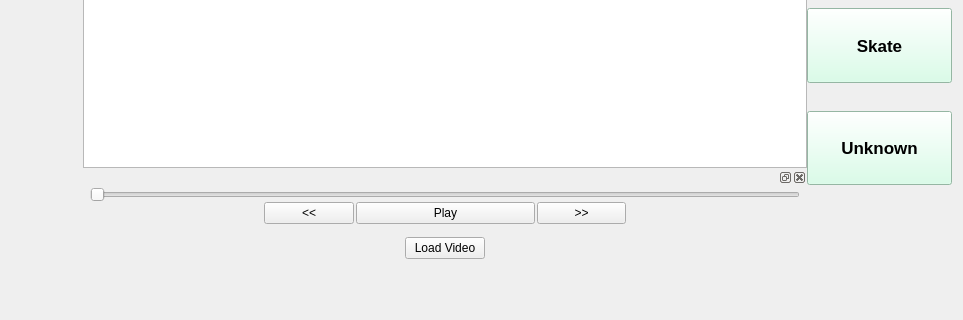
Old version of the form FishGUI/mainwindow.ui in the repository cvisionai/Tator-Native; both pictures show x 0 to 963 and y 334 to 654 of the 963 by 654 pixel window.
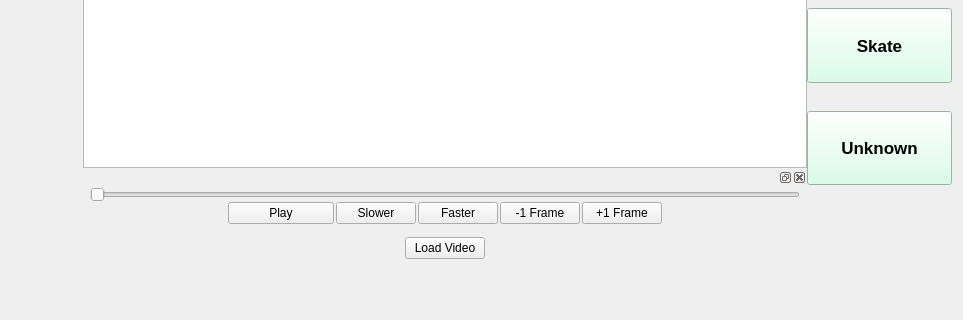
New version of the form.

Commit message:
added +1 and -1 frame buttons
layout

```diff
--- a/FishGUI/mainwindow.ui
+++ b/FishGUI/mainwindow.ui
@@ -160,7 +160,7 @@
               </layout>
              </item>
              <item>
-              <layout class="QHBoxLayout" name="playLayout" stretch="2,4,2">
+              <layout class="QHBoxLayout" name="playLayout" stretch="2,6,2">
                <item>
                 <spacer name="horizontalSpacer">
                  <property name="orientation">
@@ -175,29 +175,10 @@
                 </spacer>
                </item>
                <item>
-                <layout class="QHBoxLayout" name="playControlsLayout" stretch="1,2,1">
+                <layout class="QHBoxLayout" name="playControlsLayout" stretch="2,1,1,1,1">
                  <property name="spacing">
                   <number>2</number>
                  </property>
-                 <item>
-                  <widget class="QPushButton" name="SlowDown">
-                   <property name="sizePolicy">
-                    <sizepolicy hsizetype="Minimum" vsizetype="Fixed">
-                     <horstretch>0</horstretch>
-                     <verstretch>0</verstretch>
-                    </sizepolicy>
-                   </property>
-                   <property name="minimumSize">
-                    <size>
-                     <width>1</width>
-                     <height>0</height>
-                    </size>
-                   </property>
-                   <property name="text">
-                    <string>&lt;&lt;</string>
-                   </property>
-                  </widget>
-                 </item>
                  <item>
                   <widget class="QPushButton" name="Play">
                    <property name="sizePolicy">
@@ -211,6 +192,25 @@
                    </property>
                   </widget>
                  </item>
+                 <item>
+                  <widget class="QPushButton" name="SlowDown">
+                   <property name="sizePolicy">
+                    <sizepolicy hsizetype="Minimum" vsizetype="Fixed">
+                     <horstretch>0</horstretch>
+                     <verstretch>0</verstretch>
+                    </sizepolicy>
+                   </property>
+                   <property name="minimumSize">
+                    <size>
+                     <width>0</width>
+                     <height>0</height>
+                    </size>
+                   </property>
+                   <property name="text">
+                    <string>Slower</string>
+                   </property>
+                  </widget>
+                 </item>
                  <item>
                   <widget class="QPushButton" name="SpeedUp">
                    <property name="enabled">
@@ -224,7 +224,7 @@
                    </property>
                    <property name="minimumSize">
                     <size>
-                     <width>1</width>
+                     <width>0</width>
                      <height>0</height>
                     </size>
                    </property>
@@ -235,7 +235,21 @@
                     </size>
                    </property>
                    <property name="text">
-                    <string>&gt;&gt;</string>
+                    <string>Faster</string>
+                   </property>
+                  </widget>
+                 </item>
+                 <item>
+                  <widget class="QPushButton" name="oneFrameBack">
+                   <property name="text">
+                    <string>-1 Frame</string>
+                   </property>
+                  </widget>
+                 </item>
+                 <item>
+                  <widget class="QPushButton" name="oneFrameForward">
+                   <property name="text">
+                    <string>+1 Frame</string>
                    </property>
                   </widget>
                  </item>
```
Left out of the diff: 2 changed lines with no effect on the pictures.
